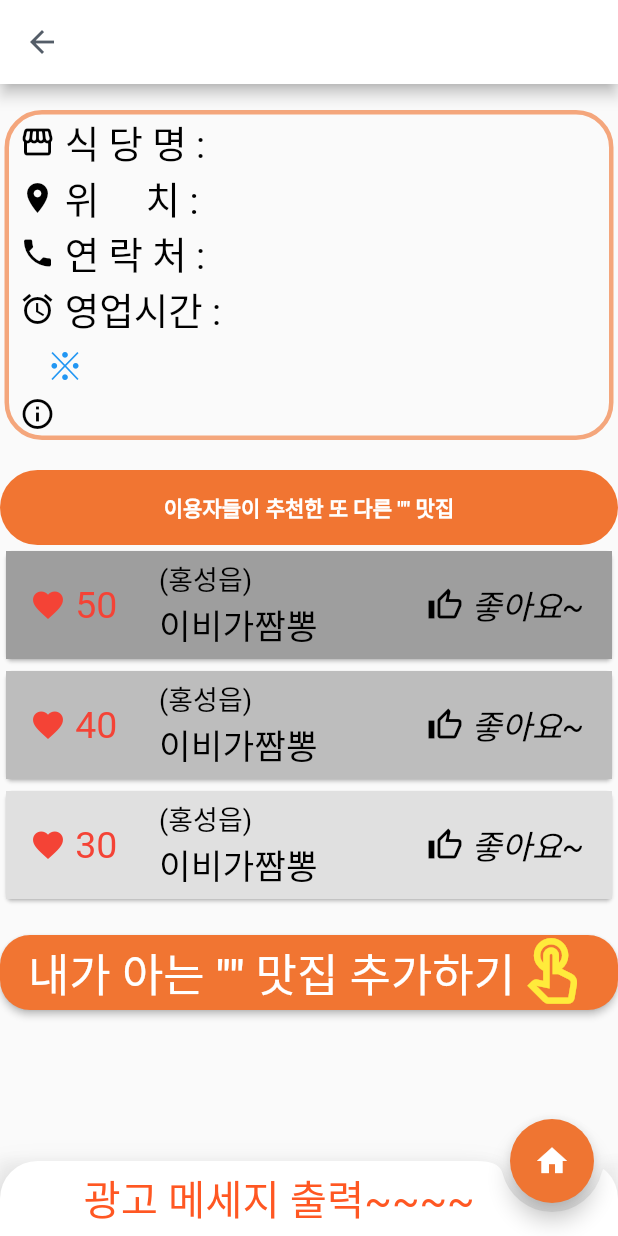
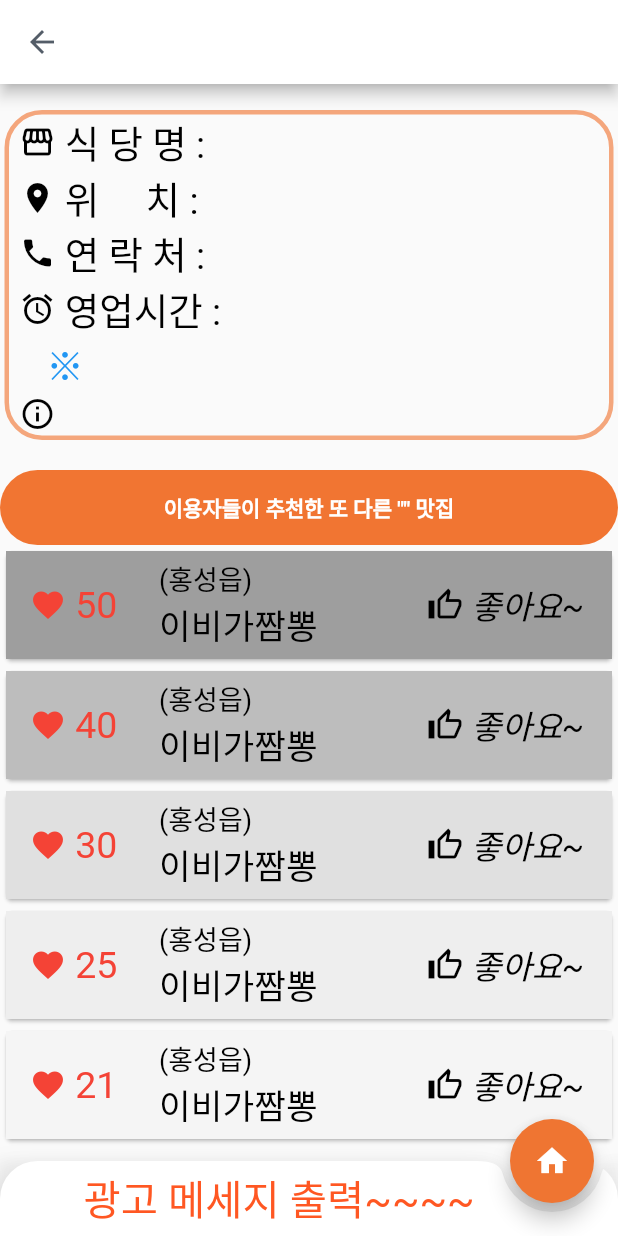
Before and after one commit to 2thekey/hsjmt001, a Flutter app: the CookieDetail screen opened directly with empty values, scrolled down 399 dp, on a phone screen of 412 x 824 dp. Run offline on Flutter 3.47's test engine with Material 2 defaults, Android fonts, the phone set to English and light mode, and no system bars; our stand-ins replace cloud_firestore, firebase_core, fluttertoast, get; missing offline and left inert: flutter_phone_direct_caller, scrolling_page_indicator; accounts and stored records are empty; network calls fail; Roboto replaces fonts that are missing (DongleRegular, Varela).

Commit message:
20221012_home_디테일페이지 좋아요 처리완료

```diff
--- a/lib/main.dart
+++ b/lib/main.dart
@@ -32,6 +32,7 @@ class MyApp extends StatelessWidget {
   @override
   Widget build(BuildContext context) {
     return  GetMaterialApp(
+      debugShowCheckedModeBanner: false,
       theme: ThemeData(fontFamily: 'DongleRegular'),
       home: LandingPage(),
     );
--- a/lib/mainpage.dart
+++ b/lib/mainpage.dart
@@ -54,7 +54,9 @@ class _MainPageState extends State<MainPage> {
   @override
   Widget build(BuildContext context) {
     return Scaffold(
+
       appBar: AppBar(
+
         title: const Text('홍성JMT (맛있는 한끼면 충분해~)',
                            style: TextStyle(//fontFamily: 'DongleRegular',
                            fontSize: 30,
--- a/lib/mainpages/cookie_detail.dart
+++ b/lib/mainpages/cookie_detail.dart
@@ -10,17 +10,24 @@ import 'bottom_bar.dart';
 FirebaseFirestore firestore=FirebaseFirestore.instance;
 
 var detail_db;
+int like_temp=0;
 
 class CookieDetail extends StatefulWidget {
-  final gubun_jmt,hanjul_jmt,image_jmt,joayo_jmt,location_jmt,main_jmt,name_jmt,price_jmt,tel1_jmt,time_jmt,time2_jmt,tv_jmt,id_jmt;
+  var gubun_jmt,hanjul_jmt,image_jmt,joayo_jmt,location_jmt,main_jmt,name_jmt,price_jmt,tel1_jmt,time_jmt,time2_jmt,tv_jmt,id_jmt;
 
 
   String jmt_location="";
   String jmt_shopname="";
 
 
+
   CookieDetail({this.gubun_jmt,this.hanjul_jmt,this.image_jmt,this.joayo_jmt,this.location_jmt,this.main_jmt,this.name_jmt,
     this.price_jmt,this.tel1_jmt,this.time_jmt,this.time2_jmt,this.tv_jmt,this.id_jmt});
+
+  FirebaseFirestore firestore=FirebaseFirestore.instance;
+
+
+
 
   @override
   State<CookieDetail> createState() => _CookieDetailState();
@@ -28,8 +35,8 @@ class CookieDetail extends StatefulWidget {
 
 class _CookieDetailState extends State<CookieDetail> {
   //CookieDetail(assetPath, cookieprice, cookiename);
-  var jmt_like=20;
-  List ajmt_like=[50,40,30];
+
+  List ajmt_like=[50,40,30,25,21];
 
 
 
@@ -123,7 +130,7 @@ class _CookieDetailState extends State<CookieDetail> {
 
                       child: ClipRRect(
                         borderRadius: BorderRadius.circular(20),
-                        child: Image.network(widget.image_jmt,fit: BoxFit.fitWidth),
+                        child: Image.network(widget.image_jmt,fit: BoxFit.cover),
                       ),
                     ),
                     // Container(
@@ -167,6 +174,7 @@ class _CookieDetailState extends State<CookieDetail> {
                       child: Row(
 
                         mainAxisAlignment: MainAxisAlignment.start,
+
                         children: [
                           SizedBox(width: 20,),
                           Icon(Icons.favorite,color: Colors.red,),
@@ -232,7 +240,16 @@ class _CookieDetailState extends State<CookieDetail> {
 
 
                           setState(() {
-                            jmt_like++;
+
+                           // like_temp++;
+                            widget.joayo_jmt++;
+
+                            firestore.collection('hs_jmt').doc(widget.id_jmt).update({
+
+                              "jmt_joayo" : widget.joayo_jmt,
+
+                            });
+
                           });
                         },
                         child: Row(
@@ -478,7 +495,7 @@ class _CookieDetailState extends State<CookieDetail> {
                       scrollDirection: Axis.vertical,
                       physics : ClampingScrollPhysics(),
                       shrinkWrap: true,
-                      itemCount: 3, //animalData.length,
+                      itemCount: 5,
                       itemBuilder: (context, index) {
                         return Card(
                           child: ListTile(
@@ -600,9 +617,10 @@ class _CookieDetailState extends State<CookieDetail> {
                           //titleTextStyle: TextStyle(fontSize: 25),
                           title: Text('새로운 "'+widget.main_jmt+'" 맛집 등록하기',
                               style: TextStyle(
-                              //color: Color(0xFF575E67),
-                              //fontFamily: 'Varela',
-                              fontSize: 26.0)),
+                                  fontFamily: 'Varela',
+                                  fontSize: 13.0,
+                                  fontWeight: FontWeight.bold,
+                                  color: Colors.black)),
                           content: SingleChildScrollView(
                             child: Column(
                               children: [
@@ -686,7 +704,7 @@ class _CookieDetailState extends State<CookieDetail> {
                   );
 
                 },
-                color: Color(0xFFF17532),
+                color: Colors.black,
                 shape: RoundedRectangleBorder(borderRadius:BorderRadius.circular(20.0)),
                 child:
                 Row(
@@ -697,11 +715,14 @@ class _CookieDetailState extends State<CookieDetail> {
 
                    // Icon(Icons.add_circle_outline),
 
-                    Text('내가 아는 "'+ widget.main_jmt +'" 맛집 추가하기',
+                    Text('내가 아는 "'+ widget.main_jmt +'" 맛집 추천하기',
 
                         style: TextStyle(
-                            fontSize: 30.0,
-                            color: Colors.white) ),
+                            fontFamily: 'Varela',
+                            fontSize: 14.0,
+                            fontWeight: FontWeight.bold,
+                            color: Colors.white)
+                    ),
 
                     Icon(Icons.touch_app_outlined,color: Colors.yellow,size: 50,),
 
```
